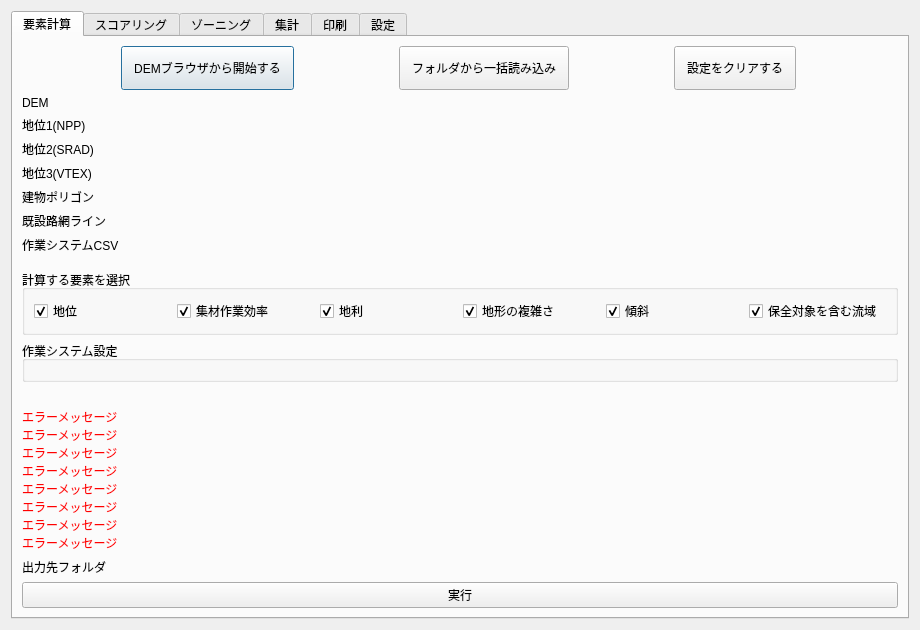
raw-slnc/morizon_next, file forest_zoning_main_dialog.ui: the form before one commit.
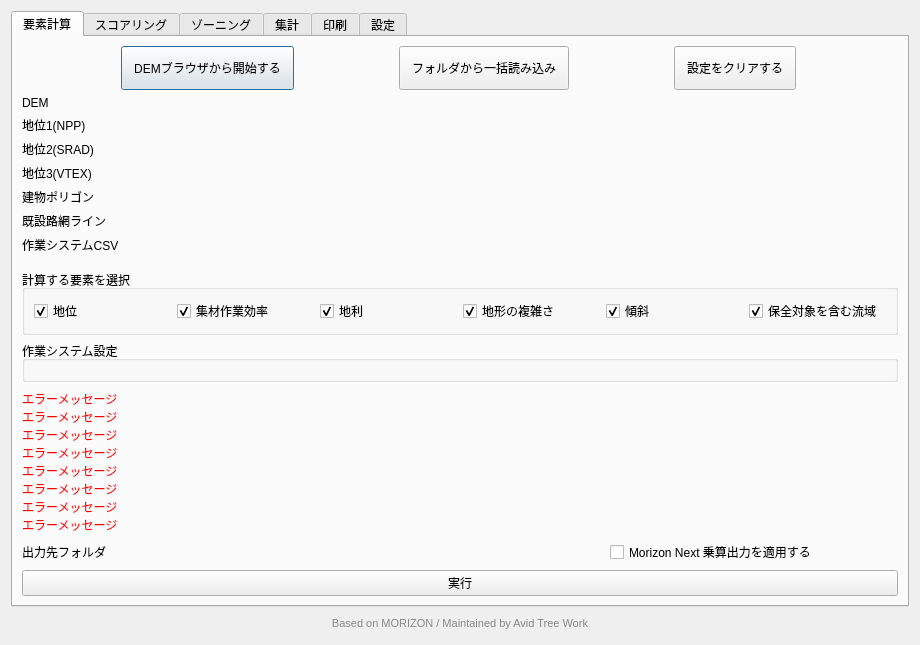
The form after the commit. Icons and pictures are not drawn. Custom widgets are drawn as their Qt base class.

Diff of the .ui file:
```diff
--- a/forest_zoning_main_dialog.ui
+++ b/forest_zoning_main_dialog.ui
@@ -424,6 +424,13 @@
            </property>
           </widget>
          </item>
+         <item>
+          <widget class="QCheckBox" name="morizonMultiplyOutputCheckbox">
+           <property name="text">
+            <string>Morizon Next 乗算出力を適用する</string>
+           </property>
+          </widget>
+         </item>
         </layout>
        </item>
        <item>
@@ -2212,6 +2219,20 @@
      </widget>
     </widget>
    </item>
+   <!-- クレジット表記 -->
+   <item>
+    <widget class="QLabel" name="labelCredit">
+     <property name="text">
+      <string notr="true">Based on MORIZON / Maintained by Avid Tree Work</string>
+     </property>
+     <property name="alignment">
+      <set>Qt::AlignCenter</set>
+     </property>
+     <property name="styleSheet">
+      <string>color: #888; font-size: 8pt; padding: 4px 0;</string>
+     </property>
+    </widget>
+   </item>
   </layout>
  </widget>
  <customwidgets>
```
Left out of the diff: 2 changed lines with no effect on the pictures.
